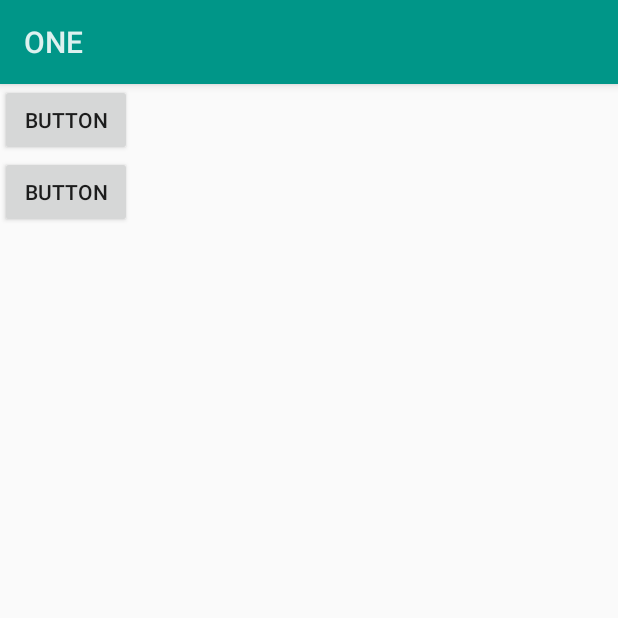
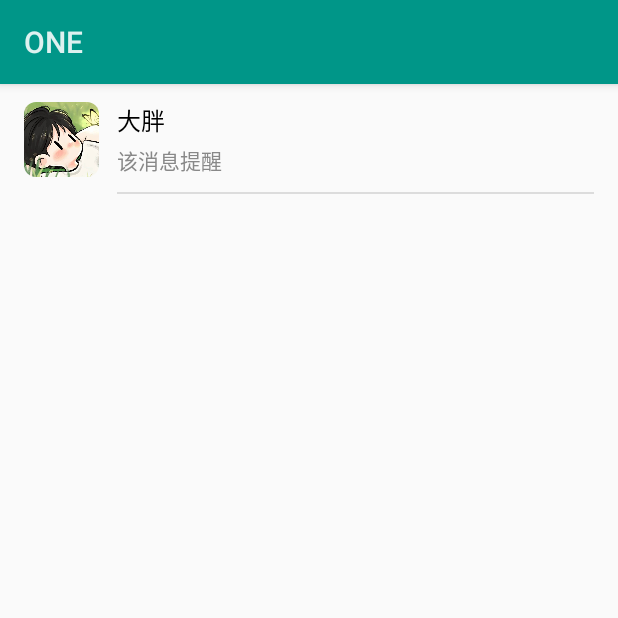
Before and after one commit to MPyun/ONE, an Android app: the screen it shows after launch (MainActivity), on a phone screen of 412 x 824 dp, the top half of it. Run offline under Robolectric (Android 15) with nearby library versions, the phone set to English and light mode, and no system bars.

Commit message:
1.升级ListView 2.新增图片圆角背景 3.新增仿微信item布局

```diff
--- a/app/build.gradle
+++ b/app/build.gradle
@@ -7,9 +7,9 @@ android {
     defaultConfig {
         applicationId "com.huacao.one"
         minSdkVersion 19
-        targetSdkVersion 26
+        targetSdkVersion 31
         versionCode 1
-        versionName "1.0"
+        versionName "1.1"
     }
 
     buildTypes {
--- a/app/src/main/AndroidManifest.xml
+++ b/app/src/main/AndroidManifest.xml
@@ -30,6 +30,8 @@
 
         <activity android:name=".ListView"/>
 
+        <activity android:name=".RecycleView"/>
+
     </application>
 
 </manifest>
--- a/app/src/main/java/com/huacao/one/MainActivity.java
+++ b/app/src/main/java/com/huacao/one/MainActivity.java
@@ -10,7 +10,7 @@ public class MainActivity extends Activity {
     @Override
     protected void onCreate(Bundle savedInstanceState) {
         super.onCreate(savedInstanceState);
-        setContentView(R.layout.activity_main);
+        setContentView(R.layout.list_item1);
 
     }
 	public void tolistview(View v){
--- /dev/null
+++ b/app/src/main/res/drawable/img_round_corner.xml
@@ -0,0 +1,6 @@
+<?xml version="1.0" encoding="utf-8"?>
+	<!-- res/drawable/round_corner.xml -->
+<shape xmlns:android="http://schemas.android.com/apk/res/android">
+    <corners android:radius="8dp"/> <!-- 圆角半径 -->
+    <solid android:color="@android:color/transparent"/>
+</shape>
--- a/app/src/main/res/layout/activity_main.xml
+++ b/app/src/main/res/layout/activity_main.xml
@@ -9,7 +9,8 @@
 	<Button
 		android:layout_width="wrap_content"
 		android:layout_height="wrap_content"
-		android:text="Button"
+		android:text="ListView"
+		android:textAllCaps="false"
 		android:id="@+id/listviewbt"
 		android:onClick="tolistview"/>
 
--- /dev/null
+++ b/app/src/main/res/layout/list_item1.xml
@@ -0,0 +1,50 @@
+<?xml version="1.0" encoding="utf-8"?>
+	<RelativeLayout
+		xmlns:android="http://schemas.android.com/apk/res/android"
+		android:layout_width="match_parent"
+		android:layout_height="wrap_content"
+		android:gravity="left|center"
+		android:paddingTop="12dp"
+		android:paddingLeft="16dp"
+		android:paddingRight="16dp">
+
+		<ImageView
+			android:id="@+id/listitem1ImageView1"
+			android:background="@drawable/img_round_corner"
+			android:clipToOutline="true"
+			android:layout_height="50dp"
+			android:layout_width="50dp"
+			android:scaleType="centerCrop"
+			android:src="@drawable/test"
+			android:layout_marginRight="12dp"/>
+
+		<TextView
+			android:layout_width="match_parent"
+			android:layout_height="24dp"
+			android:text="大胖"
+			android:layout_toRightOf="@id/listitem1ImageView1"
+			android:maxLines="1"
+			android:textSize="16sp"
+			android:id="@+id/listitem1TextView1"
+			android:ellipsize="end"
+			android:layout_marginBottom="4dp"
+			android:textColor="#FF000000"/>
+
+		<TextView
+			android:layout_width="match_parent"
+			android:layout_height="20dp"
+			android:text="该消息提醒"
+			android:layout_toRightOf="@id/listitem1ImageView1"
+			android:layout_below="@id/listitem1TextView1"
+			android:textColor="#FF888888"
+			android:id="@+id/listitem1TextView2"
+			android:layout_marginBottom="12dp"/>
+
+		<View
+			android:background="?android:attr/dividerVertical"
+			android:layout_width="match_parent"
+			android:layout_height="1dp"
+			android:layout_toRightOf="@id/listitem1ImageView1"
+			android:layout_below="@id/listitem1TextView2"/>
+
+	</RelativeLayout>
```
Also changed, not shown: app/src/main/java/com/huacao/one/ListView.java (+27 -7 lines), app/src/main/res/drawable/test.png (added), 1 other file.
